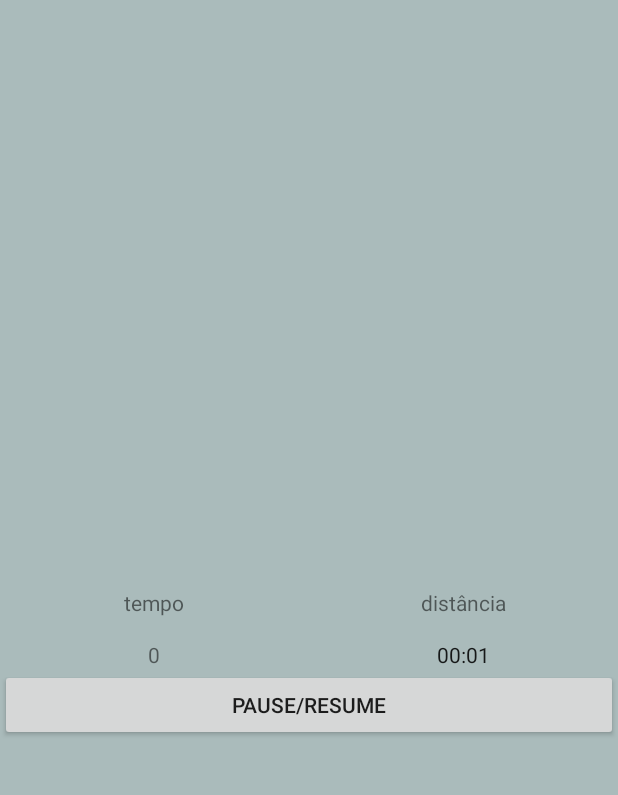
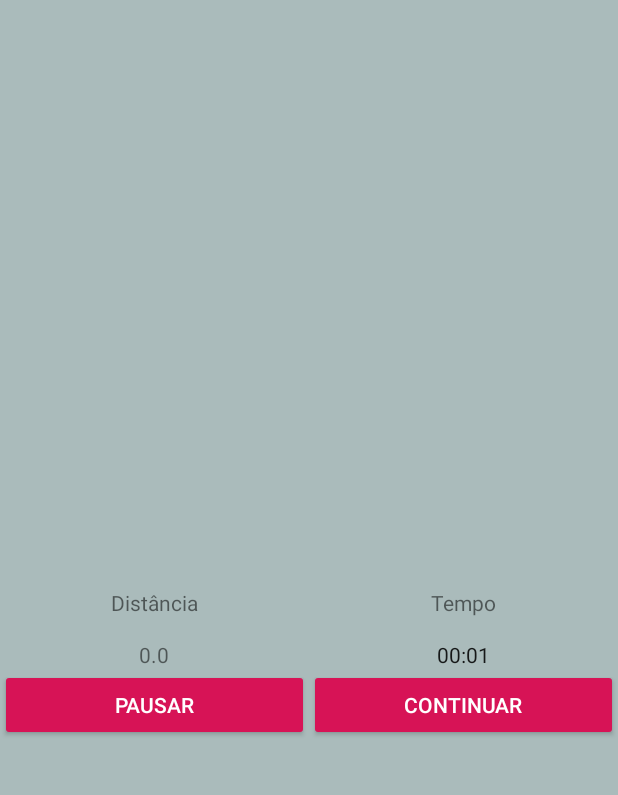
Before and after one commit to cpapalardo/_SurviveTheAliens, an Android app: the MissaoActivity screen opened directly, with no data from a screen before it, on a phone screen of 412 x 824 dp, the part 53-848 px from its top. Run offline under Robolectric (Android 15) with nearby library versions, the phone set to English and light mode, and no system bars.

Commit message:
Alterações feitas por uma pessoa maravilhosa.

```diff
--- a/app/src/main/java/com/ep4/survivethealiens/Activity/LoginActivity.java
+++ b/app/src/main/java/com/ep4/survivethealiens/Activity/LoginActivity.java
@@ -24,14 +24,13 @@ import org.greenrobot.eventbus.EventBus;
 
 import java.util.ArrayList;
 
-/**
- * Created by aluno on 07/10/2016.
- */
 public class LoginActivity extends AppCompatActivity {
     EditText editTextEmail;
     EditText editTextSenha;
     TextView textViewAppName;
     public Jogador jogador;
+    public static float distancia = 0;
+    public static long tempo = 0;
     AutenticarJogadorTask autenticarJogadorTask;
     public static ArrayList<MissaoJogador> missaoJogadorList;
     public static ArrayList<Missao> missaoList;
--- a/app/src/main/java/com/ep4/survivethealiens/Activity/MissaoActivity.java
+++ b/app/src/main/java/com/ep4/survivethealiens/Activity/MissaoActivity.java
@@ -8,6 +8,7 @@ import android.location.Criteria;
 import android.location.Location;
 import android.location.LocationManager;
 import android.os.Handler;
+import android.os.SystemClock;
 import android.support.v4.content.ContextCompat;
 import android.support.v7.app.AppCompatActivity;
 import android.os.Bundle;
@@ -20,7 +21,6 @@ import android.widget.Toast;
 import com.ep4.survivethealiens.Helper.GpsTrackerHelper;
 import com.ep4.survivethealiens.R;
 import com.google.android.gms.location.LocationListener;
-import com.google.android.gms.location.LocationRequest;
 import com.google.android.gms.maps.CameraUpdateFactory;
 import com.google.android.gms.maps.GoogleMap;
 import com.google.android.gms.maps.MapFragment;
@@ -31,24 +31,18 @@ import com.google.android.gms.maps.model.MapStyleOptions;
 import com.google.android.gms.maps.model.Polyline;
 import com.google.android.gms.maps.model.PolylineOptions;
 
-import org.w3c.dom.Text;
-
 import java.util.ArrayList;
 import java.util.Calendar;
 import java.util.List;
 import java.util.Timer;
 import java.util.TimerTask;
 
-/**
- * Created by aluno on 07/10/2016.
- */
 public class MissaoActivity extends AppCompatActivity implements OnMapReadyCallback, LocationListener/*, LocationListener, GoogleApiClient.ConnectionCallbacks*/{
-
     MapFragment mapFragment;
     GoogleMap mapa;
     Location location;
     GpsTrackerHelper gpsTrackerHelper;
-    TextView infotext;
+    TextView infotext, textViewTempoValor;
     Context context;
     Handler m_handler;
     Runnable m_handlerTask;
@@ -57,8 +51,10 @@ public class MissaoActivity extends AppCompatActivity implements OnMapReadyCallb
     ArrayList<LatLng> pontoList = new ArrayList<LatLng>();
     int times=0;
     long tempoPassado = 0;
-    float distanciaEmMetros = 0;
+    float distanciaEmMetros = LoginActivity.distancia;
     boolean pausarMissao = false;
+    long kmIntro, kmApice, kmConclusao;
+    long conclusaoIntro, conclusaoApice, conclusao;
 
     LocationManager locationManager;
     private static final long POLLING_FREQ = 1000 * 30;
@@ -70,6 +66,7 @@ public class MissaoActivity extends AppCompatActivity implements OnMapReadyCallb
         setContentView(R.layout.activity_missao);
 
         infotext = (TextView) findViewById(R.id.infotext);
+        textViewTempoValor = (TextView) findViewById(R.id.textViewTempoValor);
         chronometerTempoJogo = (Chronometer) findViewById(R.id.chronometerTempoJogo);
 
         mapFragment = (MapFragment) getFragmentManager()
@@ -79,6 +76,7 @@ public class MissaoActivity extends AppCompatActivity implements OnMapReadyCallb
         context = this;
         gpsTrackerHelper = new GpsTrackerHelper(this);
 
+        textViewTempoValor.setText(String.valueOf(LoginActivity.distancia));
         timer.schedule(timerTask, 2000, 5000);
         chronometerTempoJogo.start();
 
@@ -129,13 +127,27 @@ public class MissaoActivity extends AppCompatActivity implements OnMapReadyCallb
                         gpsTrackerHelper.showSettingsAlert();
                     }
                 }
+
+                LoginActivity.distancia = distanciaEmMetros;
+                textViewTempoValor.setText(String.valueOf(LoginActivity.distancia));
+
+                //código com posição possivelmente incorreta
+                if (distanciaEmMetros >= kmIntro && distanciaEmMetros < kmApice) {
+                    conclusaoIntro = chronometerTempoJogo.getBase();
+
+                } else if (distanciaEmMetros >= kmApice && distanciaEmMetros < kmConclusao) {
+                    conclusaoApice = chronometerTempoJogo.getBase();
+
+                } else if (distanciaEmMetros >= kmConclusao) {
+                    conclusao = chronometerTempoJogo.getBase();
+
+                }
             } catch (Exception e) {
                 System.err.println("DEU RUIM NO GPS");
                 e.printStackTrace();
             } finally {
 //                tempoPassado++;
-//                infotext.setText(String.format("%02d:%02d:%02d", tempoPassado / 3600,
-//                        (tempoPassado % 3600) / 60, (tempoPassado % 60)));
+//                infotext.setText(String.format("%02d:%02d:%02d", tempoPassado / 3600, (tempoPassado % 3600) / 60, (tempoPassado % 60)));
 
                 for(int i = 0; i < pontoList.size()-1; i++){
                     Location location = new Location("");
@@ -147,7 +159,6 @@ public class MissaoActivity extends AppCompatActivity implements OnMapReadyCallb
                     location2.setLongitude(pontoList.get(i+1).longitude);
 
                     distanciaEmMetros += location.distanceTo(location2);
-
                 }
                 //Thread.sleep(10000);
                 //SystemClock.sleep(10000);
@@ -211,8 +222,8 @@ public class MissaoActivity extends AppCompatActivity implements OnMapReadyCallb
         //map.setMyLocationEnabled(true);
         //map.moveCamera(CameraUpdateFactory.newLatLngZoom(sydney, 13));
 
-       // map.addMarker(new MarkerOptions().title("Sydney").snippet("The most populous city in Australia.").position(sydney));
-       // map.moveCamera(CameraUpdateFactory.newLatLngZoom(new LatLng(-33.867, 151.206), 18));
+        // map.addMarker(new MarkerOptions().title("Sydney").snippet("The most populous city in Australia.").position(sydney));
+        // map.moveCamera(CameraUpdateFactory.newLatLngZoom(new LatLng(-33.867, 151.206), 18));
 
         locationManager = (LocationManager) getSystemService(Context.LOCATION_SERVICE);
         //locationManager.requestLocationUpdates(LocationManager.GPS_PROVIDER,3000,10, ));
@@ -271,33 +282,15 @@ public class MissaoActivity extends AppCompatActivity implements OnMapReadyCallb
 
     }
 
-    public void pausarContinuar(View view){
-        switch (view.getTag().toString()){
-            case "Continuar":
-                chronometerTempoJogo.setBase(tempoPassado);
-                chronometerTempoJogo.start();
-                pausarMissao = true;
-                break;
-            case "Pausar":
-                tempoPassado = chronometerTempoJogo.getBase();
-                chronometerTempoJogo.stop();
-                pausarMissao = false;
-                break;
-        }
+    public void pausar(View view){
+        pausarMissao = false;
+        tempoPassado = chronometerTempoJogo.getBase() - SystemClock.elapsedRealtime();
+        chronometerTempoJogo.stop();
     }
 
-//    private Double getCurrentSpeed(long now, long maxAge) {
-//        if (oldLocation == null)
-//            return null;
-//        if (now > oldLocation.getTime() + maxAge)
-//            return null;
-//        double speed = oldLocation.getSpeed();
-//        if ((!oldLocation.hasSpeed() || speed == 0.0f)
-//                && oldLocation != null && location != null &&
-//                oldLocation.getTime() > location.getTime() ) {
-//            //Some Android (at least emulators) do not implement getSpeed() (even if hasSpeed() is true)
-//            speed = oldLocation.distanceTo(location) * 1000 / (oldLocation.getTime() - location.getTime());
-//        }
-//        return speed;
-//    }
+    public void continuar(View view){
+        pausarMissao = true;
+        chronometerTempoJogo.setBase(tempoPassado + SystemClock.elapsedRealtime());
+        chronometerTempoJogo.start();
+    }
 }
--- a/app/src/main/java/com/ep4/survivethealiens/Activity/PrincipalActivity.java
+++ b/app/src/main/java/com/ep4/survivethealiens/Activity/PrincipalActivity.java
@@ -1,9 +1,12 @@
 package com.ep4.survivethealiens.Activity;
 
+import android.content.Context;
 import android.content.Intent;
+import android.location.LocationManager;
 import android.os.Bundle;
 import android.support.v7.app.AppCompatActivity;
 import android.view.View;
+import android.widget.Toast;
 
 import com.ep4.survivethealiens.Model.Jogador;
 import com.ep4.survivethealiens.R;
--- a/app/src/main/java/com/ep4/survivethealiens/Feign/Task/AutenticarJogadorTask.java
+++ b/app/src/main/java/com/ep4/survivethealiens/Feign/Task/AutenticarJogadorTask.java
@@ -93,7 +93,7 @@ public class AutenticarJogadorTask extends AsyncTask<Credenciais, Void, Jogador>
                 Intent intent = new Intent(myActivity, PrincipalActivity.class);
                 EventBus.getDefault().postSticky(jogador);
                 myActivity.startActivity(intent);
-                Toast.makeText(myContext, "Olá de novo, " + jogador.getApelido(), Toast.LENGTH_SHORT).show();
+                Toast.makeText(myContext, "Olá de novo, " + jogador.getApelido() + "!", Toast.LENGTH_SHORT).show();
             }else{
                 //ou e-mail em uso
                 Toast.makeText(myContext, "Houve um problema ao efetuar a autenticação. Tente novamente mais tarde.", Toast.LENGTH_LONG).show();
--- a/app/src/main/res/layout/activity_missao.xml
+++ b/app/src/main/res/layout/activity_missao.xml
@@ -9,10 +9,8 @@
     android:paddingRight="@dimen/activity_horizontal_margin"
     android:paddingTop="@dimen/activity_vertical_margin"
     tools:context="com.ep4.carla.survivethealiens.Activity.MissaoActivity">
+</RelativeLayout>-->
 
-
-
-</RelativeLayout>-->
 <LinearLayout xmlns:android="http://schemas.android.com/apk/res/android"
     android:layout_width="match_parent"
     android:layout_height="match_parent"
@@ -42,7 +40,7 @@
                 android:layout_width="match_parent"
                 android:layout_height="wrap_content"
                 android:id="@+id/infotext"
-                android:text="tempo"
+                android:text="Distância"
                 android:gravity="center"
                 android:layout_weight="1"
                 android:layout_marginTop="15dp"
@@ -53,7 +51,7 @@
                 android:layout_height="wrap_content"
                 android:id="@+id/textViewDistancia"
                 android:gravity="center_horizontal"
-                android:text="distância"
+                android:text="Tempo"
                 android:layout_weight="1"
                 android:layout_marginTop="15dp"
                 android:layout_marginBottom="15dp"/>
@@ -67,7 +65,7 @@
             android:layout_width="match_parent"
             android:layout_height="wrap_content"
             android:id="@+id/textViewTempoValor"
-            android:text="0"
+            android:text="0.0"
                 android:layout_weight="1"
                 android:gravity="center"/>
 
@@ -87,22 +85,35 @@
                 android:layout_weight="1"
                 android:gravity="center"/>
         </LinearLayout>
+
         <LinearLayout
-            android:layout_width="match_parent"
+            android:layout_width="fill_parent"
             android:layout_height="wrap_content"
-            android:orientation="horizontal">
+            android:orientation="horizontal"
+            >
+
             <Button
                 android:layout_width="match_parent"
                 android:layout_height="wrap_content"
-                android:text="Pause/Resume"
-                android:id="@+id/buttonPauseResume"
-                android:onClick="pausarContinuar"/>
+                android:text="Pausar"
+                android:id="@+id/buttonPausar"
+                android:layout_weight="1"
+                android:onClick="pausar"
+                style="@style/Widget.AppCompat.Button.Colored"
+                />
 
+            <Button
+                android:layout_width="match_parent"
+                android:layout_height="wrap_content"
+                android:text="Continuar"
+                android:id="@+id/buttonContinuar"
+                android:layout_weight="1"
+                android:onClick="continuar"
+                style="@style/Widget.AppCompat.Button.Colored"
+                />
         </LinearLayout>
+    </LinearLayout>
 
-
-
-    </LinearLayout>
    <!-- <Button
         android:layout_width="match_parent"
         android:layout_height="match_parent"
@@ -157,12 +168,6 @@
             <!--android:layout_height="wrap_content"-->
             <!--android:layout_below="@id/textViewTempo"-->
             <!--android:layout_centerHorizontal="true"-->
-
             <!--/>-->
-
-
     <!--</RelativeLayout>-->
-
-
-
 </LinearLayout>
```
